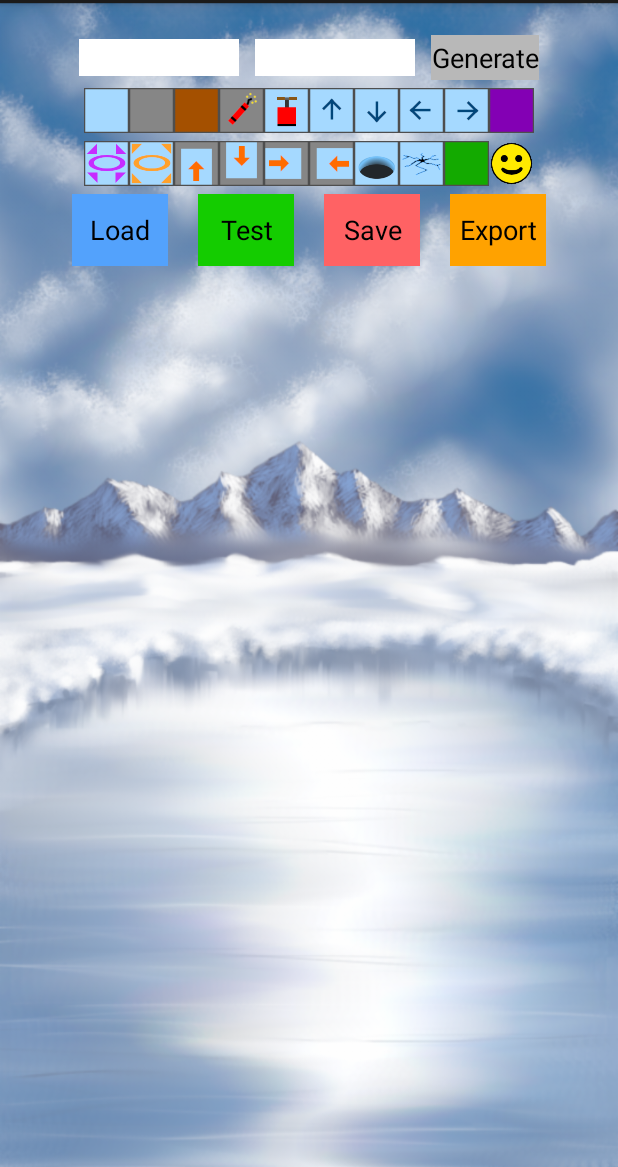
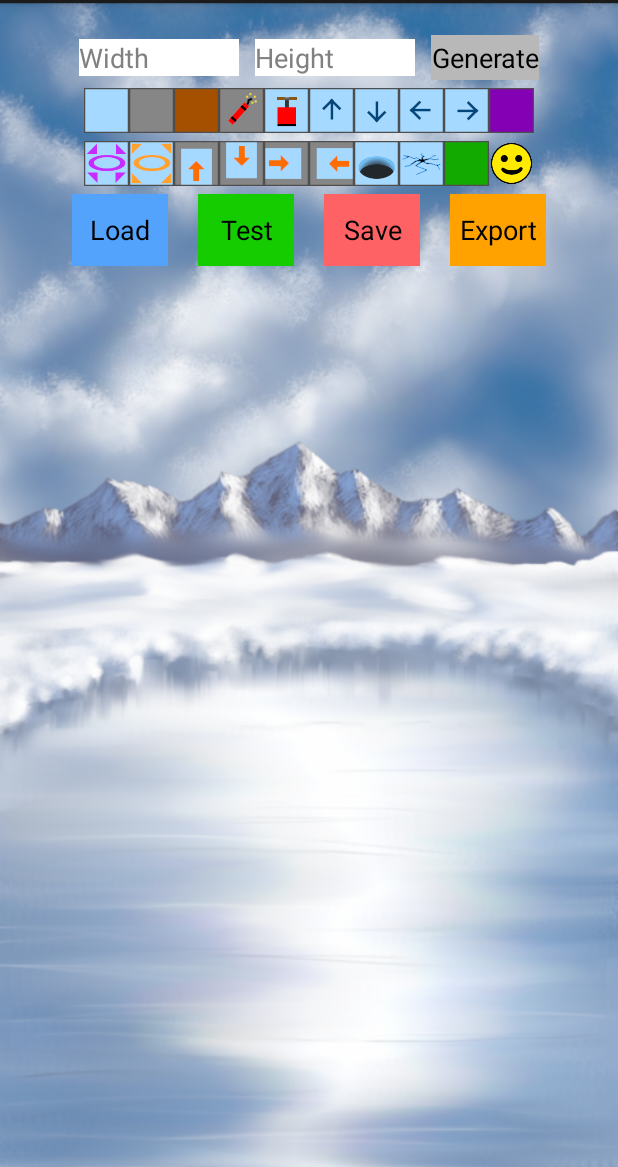
Before and after one commit to GammaSoldier/IceMaze, an Android app: the layout activity_editor.xml on its own in the app's theme, with its tools: preview values and no code run, on a phone screen of 412 x 824 dp, the part 69-1236 px from its top. Run offline under Robolectric (Android 15) with nearby library versions, the phone set to English and light mode, and no system bars.

```diff
--- a/icemaze/src/main/res/layout/activity_editor.xml
+++ b/icemaze/src/main/res/layout/activity_editor.xml
@@ -38,9 +38,9 @@
                 android:layout_height="wrap_content"
                 android:layout_marginLeft="5dp"
                 android:layout_marginRight="5dp"
-                android:autofillHints=""
                 android:background="@android:color/white"
                 android:ems="5"
+                android:hint="@string/width"
                 android:inputType="numberDecimal"
                 android:text="" />
 
@@ -52,6 +52,7 @@
                 android:layout_marginRight="5dp"
                 android:background="@android:color/white"
                 android:ems="5"
+                android:hint="@string/height"
                 android:inputType="numberDecimal"
                 android:text="" />
 
@@ -70,9 +71,7 @@
 
     <TableLayout
         android:layout_width="match_parent"
-        android:layout_height="wrap_content"
-        android:layout_alignParentStart="true"
-        android:layout_alignParentTop="true">
+        android:layout_height="wrap_content">
 
         <TableRow
             android:layout_width="match_parent"
--- a/icemaze/src/main/res/layout/activity_level_selector.xml
+++ b/icemaze/src/main/res/layout/activity_level_selector.xml
@@ -13,7 +13,7 @@
         android:layout_width="match_parent"
         android:layout_height="wrap_content"
         android:gravity="center"
-        android:text="Select Level"
+        android:text="@string/select_level"
         android:textSize="30sp" />
 
     <ScrollView
--- a/icemaze/src/main/res/values/strings.xml
+++ b/icemaze/src/main/res/values/strings.xml
@@ -4,7 +4,9 @@
     <string name="exit">Exit</string>
     <string name="edit">Edit</string>
 
-    <string name="activity_title_screen">TitleScreenActivity</string>
-    <string name="dummy_button">Dummy Button</string>
-    <string name="dummy_content">DUMMY\nCONTENT</string>
+    <string name="select_level">Select Level</string>
+    <string name="width">Width</string>
+    <string name="height">Height</string>
+
+
 </resources>
```
Also changed, not shown: icemaze/src/main/java/de/joekoperski/icemaze/Levels.java (+51 -1 lines).
